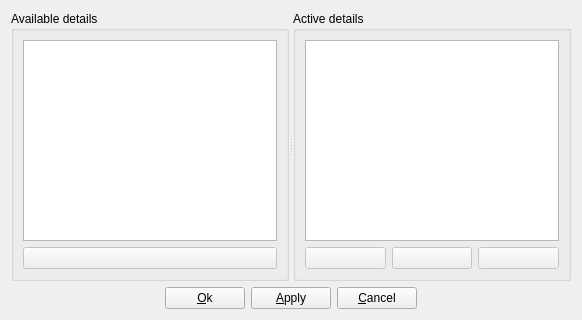
First picture: the form in detailsetup.ui, repository qmc2/qmc2-mame-fe, before the edit.
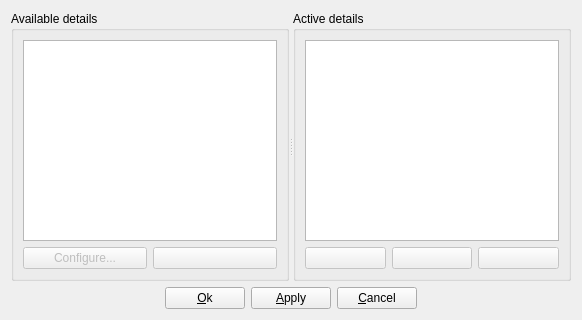
Second picture: the form after the edit. Icons and pictures are not drawn.

Diff of the .ui file:
```diff
--- a/detailsetup.ui
+++ b/detailsetup.ui
@@ -39,6 +39,25 @@
           </widget>
          </item>
          <item row="1" column="0" >
+          <layout class="QHBoxLayout" name="horizontalLayout_2" >
+           <item>
+            <widget class="QPushButton" name="pushButtonConfigureDetail" >
+             <property name="enabled" >
+              <bool>false</bool>
+             </property>
+             <property name="toolTip" >
+              <string>Configure current detail</string>
+             </property>
+             <property name="text" >
+              <string>Configure...</string>
+             </property>
+             <property name="icon" >
+              <iconset resource="qmc2.qrc" >
+               <normaloff>:/data/img/configure.png</normaloff>:/data/img/configure.png</iconset>
+             </property>
+            </widget>
+           </item>
+           <item>
           <widget class="QPushButton" name="pushButtonActivateDetails" >
            <property name="enabled" >
             <bool>false</bool>
@@ -56,6 +75,8 @@
           </widget>
          </item>
         </layout>
+         </item>
+        </layout>
        </widget>
        <widget class="QGroupBox" name="groupBoxActiveDetails" >
         <property name="title" >
```
Left out of the diff: 1 changed line with no effect on the pictures. Lines whose indentation alone changed are shown as unchanged.
